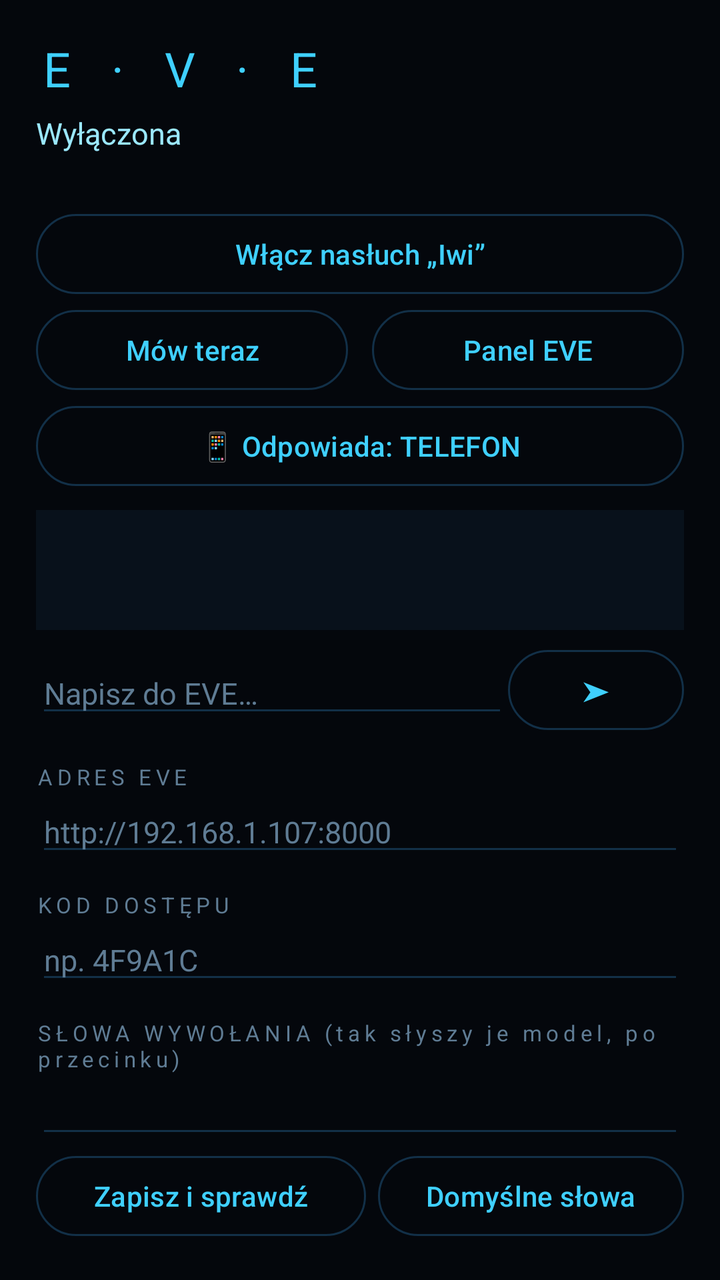
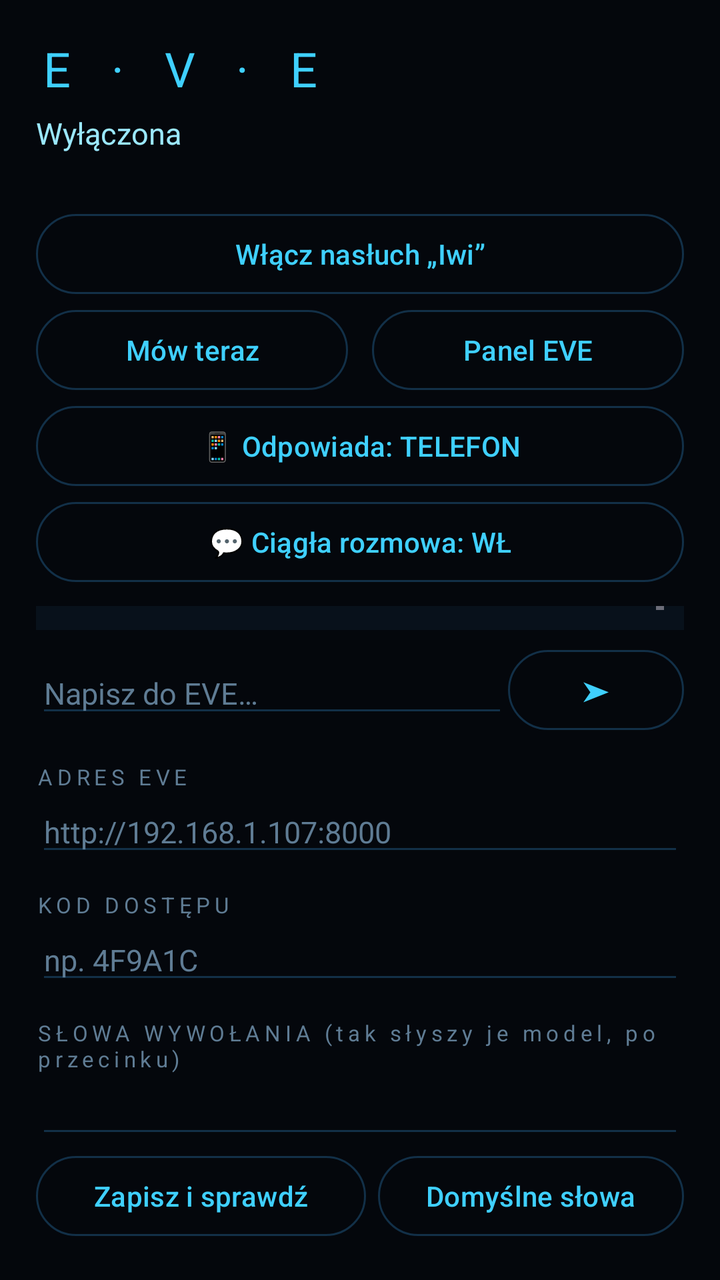

Screens rendered from an Android XML layout before and after an edit, with the pre-edit source and the edit as a unified diff.
<!-- AndroidManifest.xml: application theme Theme.EVE -->
<!-- res/layout/activity_main.xml -->
<?xml version="1.0" encoding="utf-8"?>
<LinearLayout xmlns:android="http://schemas.android.com/apk/res/android"
    android:layout_width="match_parent"
    android:layout_height="match_parent"
    android:orientation="vertical"
    android:padding="18dp"
    android:fitsSystemWindows="true"
    android:background="@color/bg">

    <LinearLayout android:layout_width="match_parent" android:layout_height="wrap_content"
        android:orientation="horizontal" android:gravity="center_vertical">
        <TextView android:layout_width="0dp" android:layout_weight="1" android:layout_height="wrap_content"
            android:text="E · V · E" android:textColor="@color/cyan" android:textSize="24sp" android:letterSpacing="0.3" />
        <TextView android:id="@+id/version" android:layout_width="wrap_content" android:layout_height="wrap_content"
            android:textColor="@color/dim" android:textSize="11sp" />
    </LinearLayout>

    <TextView android:id="@+id/status" android:layout_width="match_parent" android:layout_height="wrap_content"
        android:layout_marginTop="6dp" android:textColor="@color/cyan2" android:textSize="15sp" android:text="Wyłączona" />
    <TextView android:id="@+id/live" android:layout_width="match_parent" android:layout_height="wrap_content"
        android:textColor="@color/dim" android:textSize="12sp" android:minLines="1" android:maxLines="2" />

    <Button android:id="@+id/toggle" style="@style/EveButton" android:layout_width="match_parent"
        android:layout_height="wrap_content" android:layout_marginTop="10dp" android:text="Włącz nasłuch „Iwi”" />
    <LinearLayout android:layout_width="match_parent" android:layout_height="wrap_content" android:orientation="horizontal">
        <Button android:id="@+id/talk" style="@style/EveButton" android:layout_width="0dp" android:layout_weight="1"
            android:layout_height="wrap_content" android:layout_marginEnd="6dp" android:text="Mów teraz" />
        <Button android:id="@+id/panel" style="@style/EveButton" android:layout_width="0dp" android:layout_weight="1"
            android:layout_height="wrap_content" android:layout_marginStart="6dp" android:text="Panel EVE" />
    </LinearLayout>

    <Button android:id="@+id/speakOn" style="@style/EveButton" android:layout_width="match_parent"
        android:layout_height="wrap_content" android:text="📱 Odpowiada: TELEFON" />

    <ScrollView android:layout_width="match_parent" android:layout_height="0dp" android:layout_weight="1"
        android:layout_marginTop="8dp" android:background="@color/panel" android:padding="10dp">
        <TextView android:id="@+id/log" android:layout_width="match_parent" android:layout_height="wrap_content"
            android:textColor="@color/text" android:textSize="13sp" android:lineSpacingExtra="3dp" />
    </ScrollView>

    <LinearLayout android:layout_width="match_parent" android:layout_height="wrap_content" android:orientation="horizontal"
        android:gravity="center_vertical" android:layout_marginTop="6dp">
        <EditText android:id="@+id/input" style="@style/EveField" android:layout_width="0dp" android:layout_weight="1"
            android:hint="Napisz do EVE…" android:imeOptions="actionSend" />
        <Button android:id="@+id/send" style="@style/EveButton" android:layout_width="wrap_content"
            android:layout_height="wrap_content" android:text="➤" />
    </LinearLayout>

    <TextView style="@style/EveLabel" android:text="ADRES EVE" />
    <EditText android:id="@+id/server" style="@style/EveField" android:inputType="textUri"
        android:hint="http://192.168.1.107:8000" />
    <TextView style="@style/EveLabel" android:text="KOD DOSTĘPU" />
    <EditText android:id="@+id/token" style="@style/EveField" android:inputType="textCapCharacters" android:hint="np. 4F9A1C" />
    <TextView style="@style/EveLabel" android:text="SŁOWA WYWOŁANIA (tak słyszy je model, po przecinku)" />
    <EditText android:id="@+id/wake" style="@style/EveField" />
    <LinearLayout android:layout_width="match_parent" android:layout_height="wrap_content" android:orientation="horizontal">
        <Button android:id="@+id/save" style="@style/EveButton" android:layout_width="0dp" android:layout_weight="1"
            android:layout_height="wrap_content" android:layout_marginEnd="6dp" android:text="Zapisz i sprawdź" />
        <Button android:id="@+id/resetWake" style="@style/EveButton" android:layout_width="wrap_content"
            android:layout_height="wrap_content" android:text="Domyślne słowa" />
    </LinearLayout>
</LinearLayout>
<!-- resources referenced by this layout -->
<resources>
  <color name="bg">#04070C</color>
  <color name="cyan">#3FD0FF</color>
  <color name="cyan2">#9BE8FF</color>
  <color name="dim">#5F7C94</color>
  <color name="panel">#08111B</color>
  <color name="text">#D6E8F5</color>
  <style name="EveButton" parent="Widget.Material3.Button.OutlinedButton">
          <item name="android:textColor">@color/cyan</item>
          <item name="strokeColor">@color/line</item>
      </style>
  <style name="EveField">
          <item name="android:layout_width">match_parent</item>
          <item name="android:layout_height">wrap_content</item>
          <item name="android:textColor">@color/text</item>
          <item name="android:textColorHint">@color/dim</item>
          <item name="android:backgroundTint">@color/line</item>
          <item name="android:textSize">15sp</item>
          <item name="android:singleLine">true</item>
      </style>
  <style name="EveLabel">
          <item name="android:layout_width">wrap_content</item>
          <item name="android:layout_height">wrap_content</item>
          <item name="android:textColor">@color/dim</item>
          <item name="android:textSize">11sp</item>
          <item name="android:letterSpacing">0.2</item>
          <item name="android:layout_marginTop">12dp</item>
      </style>
  <style name="Theme.EVE" parent="Theme.Material3.Dark.NoActionBar">
          <item name="colorPrimary">@color/cyan</item>
          <item name="android:windowBackground">@color/bg</item>
          <item name="android:statusBarColor">@color/bg</item>
          <item name="android:navigationBarColor">@color/bg</item>
      </style>
  <color name="line">#123048</color>
</resources>

<!-- the commit's change to res/layout/activity_main.xml (unified diff, before → after) -->
@@ -32,6 +32,9 @@
     <Button android:id="@+id/speakOn" style="@style/EveButton" android:layout_width="match_parent"
         android:layout_height="wrap_content" android:text="📱 Odpowiada: TELEFON" />
 
+    <Button android:id="@+id/conversation" style="@style/EveButton" android:layout_width="match_parent"
+        android:layout_height="wrap_content" android:text="💬 Ciągła rozmowa: WŁ" />
+
     <ScrollView android:layout_width="match_parent" android:layout_height="0dp" android:layout_weight="1"
         android:layout_marginTop="8dp" android:background="@color/panel" android:padding="10dp">
         <TextView android:id="@+id/log" android:layout_width="match_parent" android:layout_height="wrap_content"
